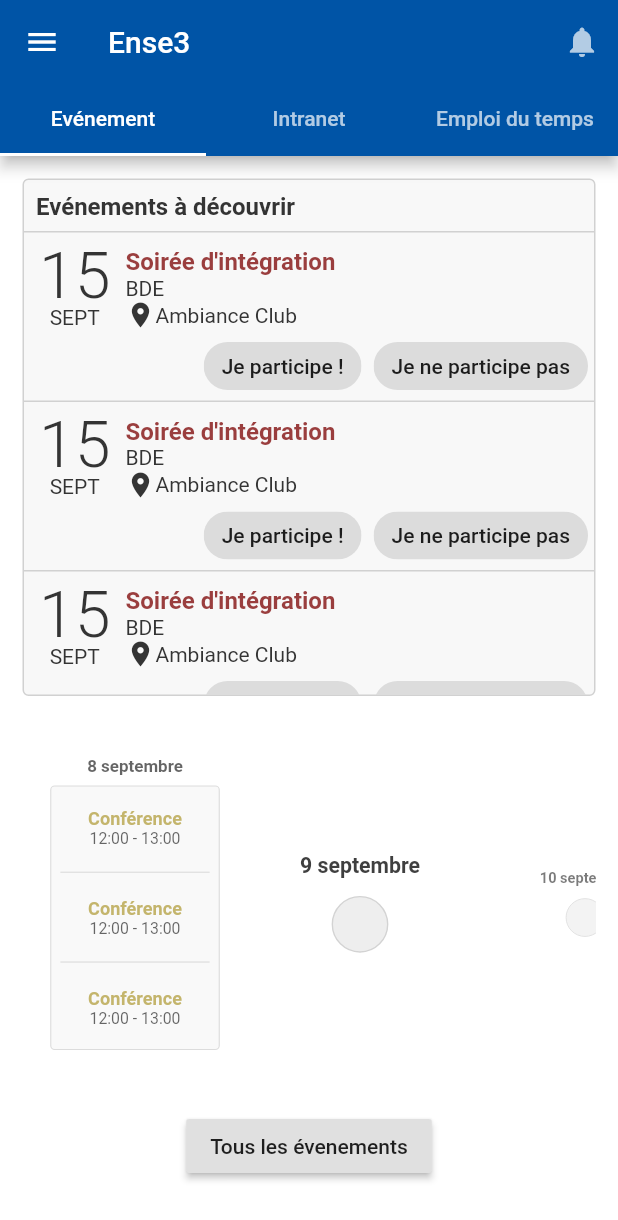
After one commit to cs3991/Ense3-UwU, a Flutter app: the screen it shows after launch, on a phone screen of 412 x 824 dp. The commit adds this screen. Shown: the top 1220 px of the screen. Run offline on Flutter 3.47's test engine with Material 2 defaults, Android fonts, the phone set to English and light mode, and no system bars.

Commit message:
Extract class for tab "Events"

```diff
--- a/lib/UI/EventsList.dart
+++ b/lib/UI/EventsList.dart
@@ -9,7 +9,7 @@ class EventsList extends StatefulWidget {
 }
 
 class _EventListState extends State<EventsList> {
-  int _value;
+  bool _participates;
 
   @override
   Widget build(BuildContext context) {
@@ -162,10 +162,10 @@ class _EventListState extends State<EventsList> {
                 padding: const EdgeInsets.symmetric(vertical: 0, horizontal: 4),
                 child: ChoiceChip(
                   label: Text('Je participe !'),
-                  selected: _value == 1,
+                  selected: _participates == true,
                   onSelected: (bool selected) {
                     setState(() {
-                      _value = selected ? 1 : null;
+                      _participates = selected;
                     });
                   },
                 ),
@@ -174,10 +174,10 @@ class _EventListState extends State<EventsList> {
                 padding: const EdgeInsets.symmetric(vertical: 0, horizontal: 4),
                 child: ChoiceChip(
                   label: Text('Je ne participe pas'),
-                  selected: _value == 2,
+                  selected: _participates == false,
                   onSelected: (bool selected) {
                     setState(() {
-                      _value = selected ? 2 : null;
+                      _participates = !selected;
                     });
                   },
                 ),
--- /dev/null
+++ b/lib/UI/EventsTab.dart
@@ -0,0 +1,44 @@
+import 'package:flutter/material.dart';
+//import '../models/global.dart';
+import 'package:ense3/UI/Calendar.dart';
+import 'package:ense3/UI/EventsList.dart';
+
+class EventsTab extends StatelessWidget {
+  @override
+  Widget build(BuildContext context) {
+    return Container(
+      color: Colors.white,
+      padding: const EdgeInsets.all(15.0),
+      child: Column(
+        children: [
+          Flexible(
+            fit: FlexFit.loose,
+            flex: 5,
+            child: EventsList(),
+          ),
+          Flexible(
+            fit: FlexFit.loose,
+            flex: 4,
+            child: HorizontalCalendarScrollView(
+                children: new List<Widget>.generate(
+                    HorizontalCalendarScrollView.nbDaysShown,
+                    (int id) => DayView(
+                          id: id,
+                        ))),
+          ),
+          Flexible(
+            fit: FlexFit.loose,
+            flex: 1,
+            child: RaisedButton(
+              child: Text(
+                "Tous les évenements",
+                style: TextStyle(fontFamily: 'Roboto'),
+              ),
+              onPressed: () {},
+            ),
+          ),
+        ],
+      ),
+    );
+  }
+}
```
Also changed, not shown: lib/main.dart (+4 -47 lines).
